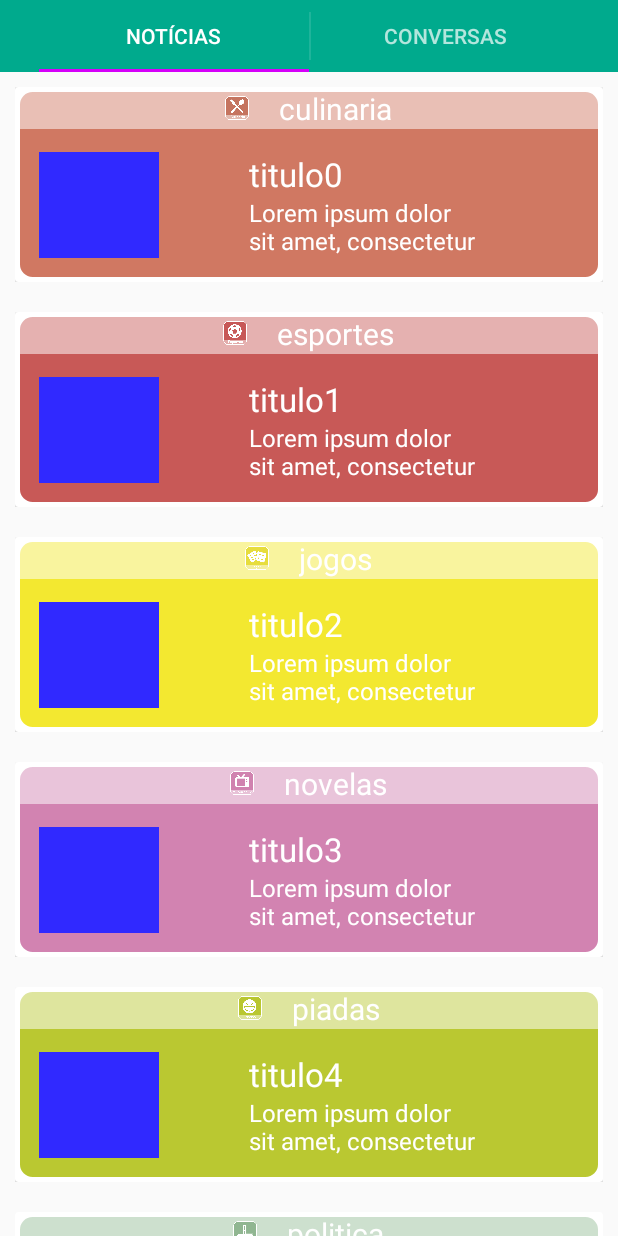
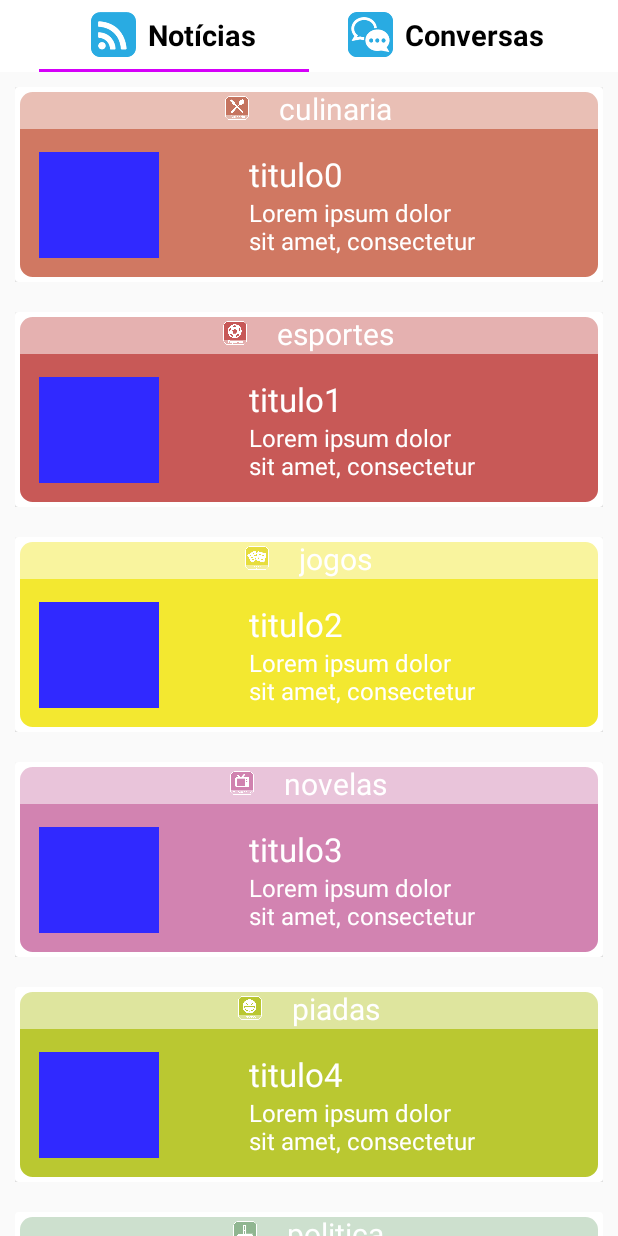
Before and after one commit to fonluiz/projeto-empsoft, an Android app: the MainActivity screen opened directly, with no data from a screen before it, on a phone screen of 412 x 824 dp. Run offline under Robolectric (Android 15) with nearby library versions, the phone set to English and light mode, and no system bars.

Commit message:
Adjust swipe between pages

```diff
--- a/MelhorIdade/app/src/main/java/com/example/melhoridade/melhoridade/MainActivity.java
+++ b/MelhorIdade/app/src/main/java/com/example/melhoridade/melhoridade/MainActivity.java
@@ -48,8 +48,17 @@ public class MainActivity extends AppCompatActivity {
             }
         };
 
-        actionBar.addTab(actionBar.newTab().setText("Notícias").setTabListener(tabListener));
-        actionBar.addTab(actionBar.newTab().setText("Conversas").setTabListener( tabListener));
+        actionBar.addTab(actionBar.newTab().setTabListener(tabListener).setCustomView(R.layout.tab_noticias));
+        actionBar.addTab(actionBar.newTab().setTabListener( tabListener).setCustomView(R.layout.tab_conversas));
+
+        mViewPager.setOnPageChangeListener(new ViewPager.SimpleOnPageChangeListener() {
+            @Override
+            public void onPageSelected(int position) {
+                // When swiping between pages, select the
+                // corresponding tab.
+                getSupportActionBar().setSelectedNavigationItem(position);
+            }
+        });
     }
 
 }
--- /dev/null
+++ b/MelhorIdade/app/src/main/res/layout/tab_conversas.xml
@@ -0,0 +1,23 @@
+<?xml version="1.0" encoding="utf-8"?>
+<LinearLayout xmlns:android="http://schemas.android.com/apk/res/android"
+    android:layout_width="match_parent"
+    android:layout_height="match_parent"
+    android:orientation="horizontal"
+    android:padding="8dp"
+    android:gravity="center">
+
+    <ImageView
+        android:layout_width="30dp"
+        android:layout_height="30dp"
+        android:src="@drawable/conversas"
+        android:layout_marginRight="8dp"/>
+
+    <TextView
+        android:layout_width="wrap_content"
+        android:layout_height="wrap_content"
+        android:text="Conversas"
+        android:textColor="@android:color/black"
+        android:textStyle="bold"
+        android:textSize="19sp"/>
+
+</LinearLayout>
--- /dev/null
+++ b/MelhorIdade/app/src/main/res/layout/tab_noticias.xml
@@ -0,0 +1,22 @@
+<?xml version="1.0" encoding="utf-8"?>
+<LinearLayout xmlns:android="http://schemas.android.com/apk/res/android"
+    android:layout_width="match_parent"
+    android:layout_height="match_parent"
+    android:orientation="horizontal"
+    android:padding="8dp"
+    android:gravity="center">
+
+    <ImageView
+        android:layout_width="30dp"
+        android:layout_height="30dp"
+        android:layout_marginRight="8dp"
+        android:src="@drawable/noticias" />
+
+    <TextView
+        android:layout_width="wrap_content"
+        android:layout_height="wrap_content"
+        android:text="Notícias"
+        android:textColor="@android:color/black"
+        android:textStyle="bold"
+        android:textSize="19sp" />
+</LinearLayout>
--- a/MelhorIdade/app/src/main/res/values/styles.xml
+++ b/MelhorIdade/app/src/main/res/values/styles.xml
@@ -14,7 +14,7 @@
 
     <style name="AppTheme.ActionBar" parent="Theme.AppCompat.Light.DarkActionBar">
         <!-- Customize your theme here. -->
-        <item name="colorPrimary">@color/colorPrimary</item>
+        <item name="colorPrimary">@android:color/white</item>
         <item name="colorPrimaryDark">@color/colorPrimaryDark</item>
         <item name="colorAccent">@color/colorAccent</item>
     </style>
```
Also changed, not shown: MelhorIdade/app/src/main/res/drawable/conversas.png (added), MelhorIdade/app/src/main/res/drawable/noticias.png (added).
